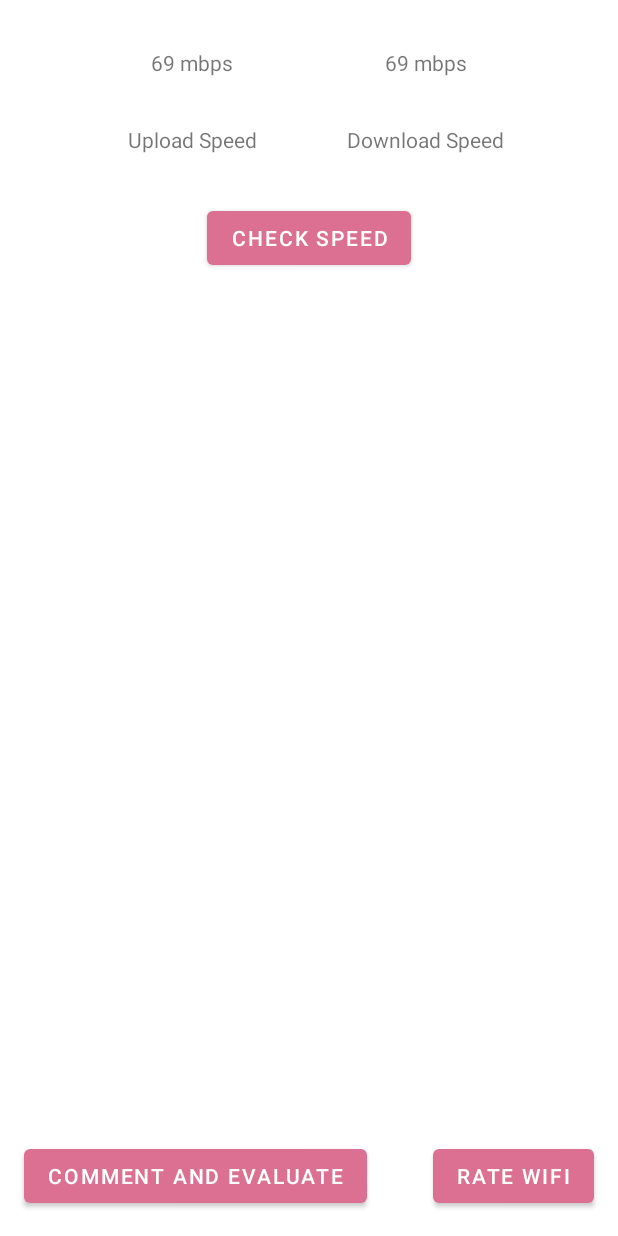
After one commit to Deadshot619/EyHotspot, an Android app: the layout fragment_test_results.xml on its own in the app's theme, with its tools: preview values and no code run, on a phone screen of 412 x 824 dp. The commit adds this screen. Run offline under Robolectric (Android 15) with nearby library versions, the phone set to English and light mode, and no system bars.

Commit message:
Add testing of network speed.
- add JSpeedTest Library

```diff
--- a/app/build.gradle
+++ b/app/build.gradle
@@ -84,4 +84,7 @@ dependencies {
         implementation 'com.google.maps.android:android-maps-utils:2.0.0'
     }
 
+    //JSpeedtest Internet speed check library
+    implementation 'fr.bmartel:jspeedtest:1.32.1'
+
 }
--- a/app/src/main/java/com/ey/hotspot/ui/speed_test/speed_test_fragmet/SpeedTestFragment.kt
+++ b/app/src/main/java/com/ey/hotspot/ui/speed_test/speed_test_fragmet/SpeedTestFragment.kt
@@ -18,4 +18,5 @@ class SpeedTestFragment : BaseFragment<FragmentSpeedTestBinding, SpeedTestFragme
 
 
     }
+
 }
--- a/app/src/main/java/com/ey/hotspot/ui/speed_test/speed_test_fragmet/SpeedTestFragmentViewModel.kt
+++ b/app/src/main/java/com/ey/hotspot/ui/speed_test/speed_test_fragmet/SpeedTestFragmentViewModel.kt
@@ -5,4 +5,5 @@ import com.ey.hotspot.app_core_lib.BaseViewModel
 
 class SpeedTestFragmentViewModel(application: Application) : BaseViewModel(application) {
 
+
 }
--- a/app/src/main/java/com/ey/hotspot/utils/LanguageManager.kt
+++ b/app/src/main/java/com/ey/hotspot/utils/LanguageManager.kt
@@ -20,15 +20,12 @@ object LanguageManager {
         val config = Configuration()
         if (Build.VERSION.SDK_INT >= Build.VERSION_CODES.N) {
             setSystemLocale(config, locale)
-
         } else {
             setSystemLocaleLegacy(config, locale)
 
         }
         context.resources.updateConfiguration(config,context.resources.displayMetrics)
         return context
-
-
     }
 
 
@@ -41,7 +38,4 @@ object LanguageManager {
         config.setLayoutDirection(locale)
         config.setLocale(locale)
     }
-
-
-
 }
--- a/app/src/main/java/com/ey/hotspot/utils/constants/Constants.kt
+++ b/app/src/main/java/com/ey/hotspot/utils/constants/Constants.kt
@@ -8,5 +8,4 @@ interface Constants {
         const val ENGLISH_LANG: String  = "en"
         const val ARABIC_LANG: String  = "ar"
     }
-
 }
--- /dev/null
+++ b/app/src/main/res/layout/fragment_test_results.xml
@@ -0,0 +1,103 @@
+<?xml version="1.0" encoding="utf-8"?>
+<layout xmlns:android="http://schemas.android.com/apk/res/android"
+    xmlns:tools="http://schemas.android.com/tools"
+    xmlns:app="http://schemas.android.com/apk/res-auto">
+
+    <data>
+        <variable
+            name="viewModel"
+            type="com.ey.hotspot.ui.speed_test.test_result.TestResultsViewModel" />
+    </data>
+
+    <androidx.constraintlayout.widget.ConstraintLayout
+        android:layout_width="match_parent"
+        android:layout_height="match_parent"
+        tools:context=".ui.speed_test.test_result.TestResultsFragment">
+
+        <!--Upload Speed value-->
+        <TextView
+            android:id="@+id/tv_upload_speed"
+            android:layout_width="wrap_content"
+            android:layout_height="wrap_content"
+            android:layout_marginTop="32dp"
+            android:text="@{``+viewModel.uploadSpeed}"
+            app:layout_constraintEnd_toStartOf="@+id/tv_downoad_speed"
+            app:layout_constraintHorizontal_bias="0.5"
+            app:layout_constraintStart_toStartOf="parent"
+            app:layout_constraintTop_toTopOf="parent"
+            tools:text="69 mbps" />
+
+        <!--Download Speed value-->
+        <TextView
+            android:id="@+id/tv_downoad_speed"
+            android:layout_width="wrap_content"
+            android:layout_height="wrap_content"
+            android:text="@{``+viewModel.downloadSpeed}"
+            app:layout_constraintBottom_toBottomOf="@+id/tv_upload_speed"
+            app:layout_constraintEnd_toEndOf="parent"
+            app:layout_constraintHorizontal_bias="0.5"
+            app:layout_constraintStart_toEndOf="@+id/tv_upload_speed"
+            app:layout_constraintTop_toTopOf="@+id/tv_upload_speed"
+            tools:text="69 mbps" />
+
+        <!--Upload Speed -->
+        <TextView
+            android:id="@+id/label_upload_speed"
+            android:layout_width="wrap_content"
+            android:layout_height="wrap_content"
+            android:layout_marginTop="32dp"
+            android:text="Upload Speed"
+            app:layout_constraintEnd_toEndOf="@+id/tv_upload_speed"
+            app:layout_constraintStart_toStartOf="@+id/tv_upload_speed"
+            app:layout_constraintTop_toBottomOf="@+id/tv_upload_speed" />
+
+        <!--Download Speed -->
+        <TextView
+            android:id="@+id/label_download_speed"
+            android:layout_width="wrap_content"
+            android:layout_height="wrap_content"
+            android:layout_marginTop="32dp"
+            android:text="Download Speed"
+            app:layout_constraintEnd_toEndOf="@+id/tv_downoad_speed"
+            app:layout_constraintStart_toStartOf="@+id/tv_downoad_speed"
+            app:layout_constraintTop_toBottomOf="@+id/tv_downoad_speed" />
+
+        <!--Check Speed-->
+        <com.google.android.material.button.MaterialButton
+            android:id="@+id/btn_check_speed"
+            android:layout_width="wrap_content"
+            android:layout_height="wrap_content"
+            android:text="Check Speed"
+            android:onClick="@{() -> viewModel.onCheckSpeedClick()}"
+            android:layout_marginTop="32dp"
+            app:layout_constraintLeft_toLeftOf="parent"
+            app:layout_constraintRight_toRightOf="parent"
+            app:layout_constraintTop_toBottomOf="@id/label_upload_speed"
+            />
+
+
+        <!--    Comment & Evaluate  -->
+        <com.google.android.material.button.MaterialButton
+            android:id="@+id/btn_comment_evaluate"
+            android:layout_width="wrap_content"
+            android:layout_height="wrap_content"
+            android:layout_marginTop="@dimen/common_margin_top"
+            android:text="@string/comment_and_evaluate_label"
+            android:layout_margin="@dimen/common_margin_top"
+            app:layout_constraintStart_toStartOf="parent"
+            app:layout_constraintBottom_toBottomOf="parent"
+            />
+
+        <!--    Rate Wifi  -->
+        <com.google.android.material.button.MaterialButton
+            android:id="@+id/btn_submit"
+            android:layout_width="wrap_content"
+            android:layout_height="wrap_content"
+            android:layout_marginTop="@dimen/common_margin_top"
+            android:text="@string/rate_wifi_label"
+            android:layout_margin="@dimen/common_margin_top"
+            app:layout_constraintEnd_toEndOf="parent"
+            app:layout_constraintBottom_toBottomOf="parent" />
+
+    </androidx.constraintlayout.widget.ConstraintLayout>
+</layout>
--- a/app/src/main/res/values/strings.xml
+++ b/app/src/main/res/values/strings.xml
@@ -55,6 +55,12 @@
     <string name="reviews_label">Reviews</string>
     <string name="complaint_label">Complaint</string>
 
+    <!--Speed Test-->
+    <string name="speed_test_result_label">Speed Test Result</string>
+    <string name="download_label">Download</string>
+    <string name="comment_and_evaluate_label">Comment and Evaluate</string>
+    <string name="rate_wifi_label">Rate Wifi</string>
+
 
     <!--
    //Clustring
```
Also changed, not shown: app/src/main/java/com/ey/hotspot/ui/speed_test/test_result/TestResultsFragment.kt (added, +21 -0 lines), app/src/main/java/com/ey/hotspot/ui/speed_test/test_result/TestResultsViewModel.kt (added, +60 -0 lines), app/src/main/java/com/ey/hotspot/utils/ExtensionsUtils.kt (+16 -0 lines), app/src/main/java/com/ey/hotspot/utils/SpeedTestUtils.kt (added, +30 -0 lines), 1 other file.
